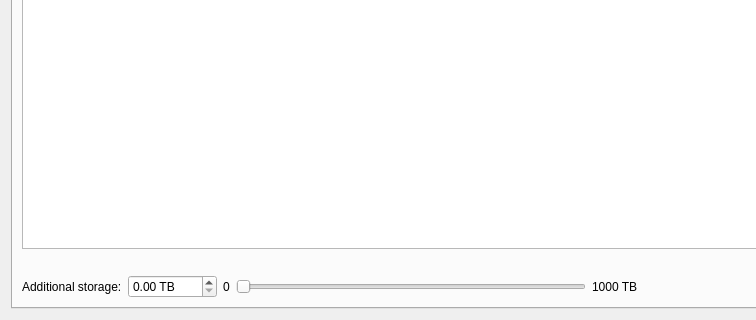
First picture: the form in client/libclient/src/ui/widgets/properties/storage_analytics_widget.ui, repository networkoptix/nx_open, before the edit; both pictures show x 0 to 756 and y 301 to 621 of the 1019 by 621 pixel window.
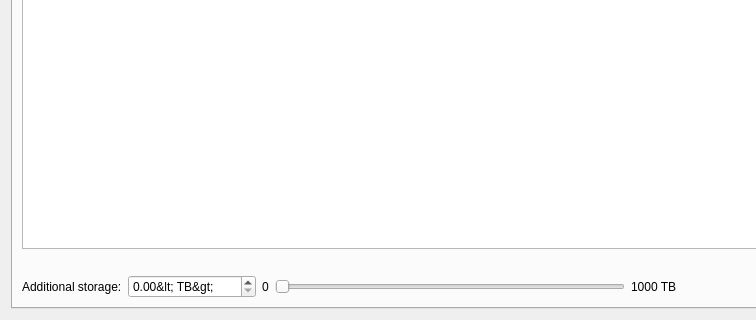
Second picture: the form after the edit. The open tabs and pages were chosen to show the change. Custom widgets are drawn as their Qt base class.

```diff
--- a/client/libclient/src/ui/widgets/properties/storage_analytics_widget.ui
+++ b/client/libclient/src/ui/widgets/properties/storage_analytics_widget.ui
@@ -191,7 +191,7 @@
                 <item row="0" column="1" rowspan="4">
                  <widget class="QDoubleSpinBox" name="extraSizeSpinBox">
                   <property name="suffix">
-                   <string> TB</string>
+                   <string notr="true">&lt; TB&gt;</string>
                   </property>
                   <property name="maximum">
                    <double>1000.000000000000000</double>
```
Left out of the diff: 2 changed lines with no effect on the pictures.
